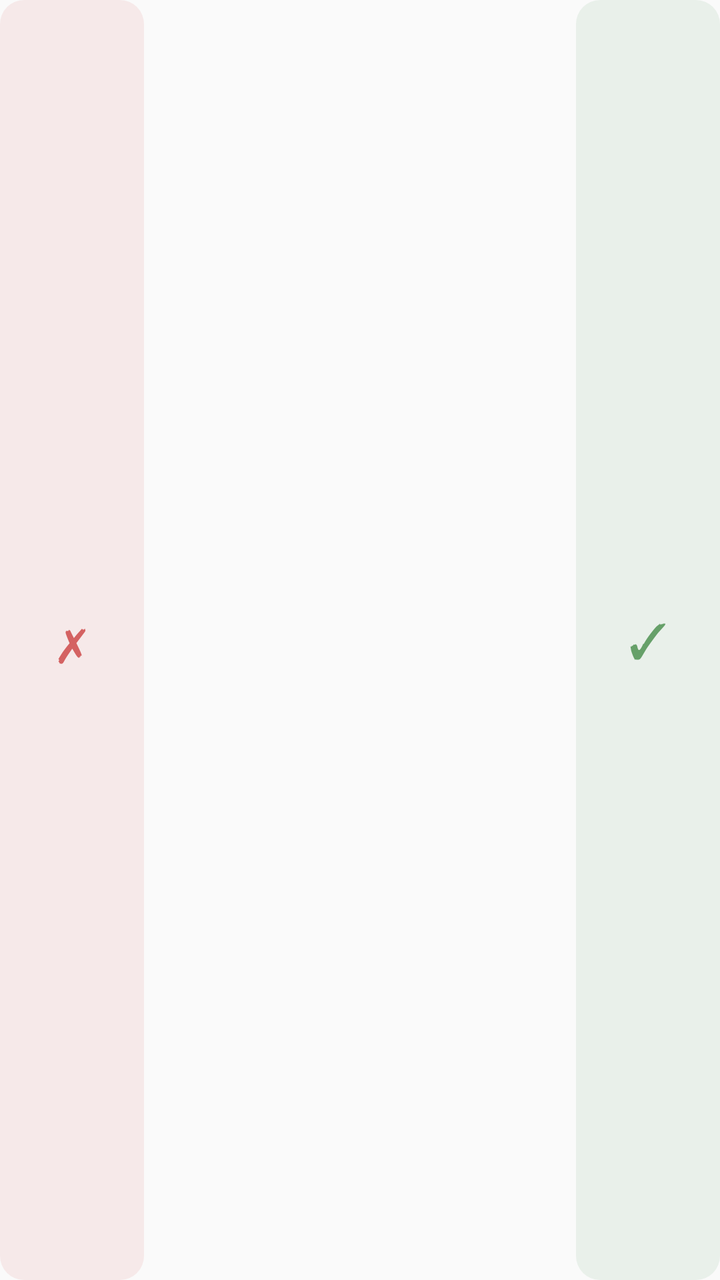
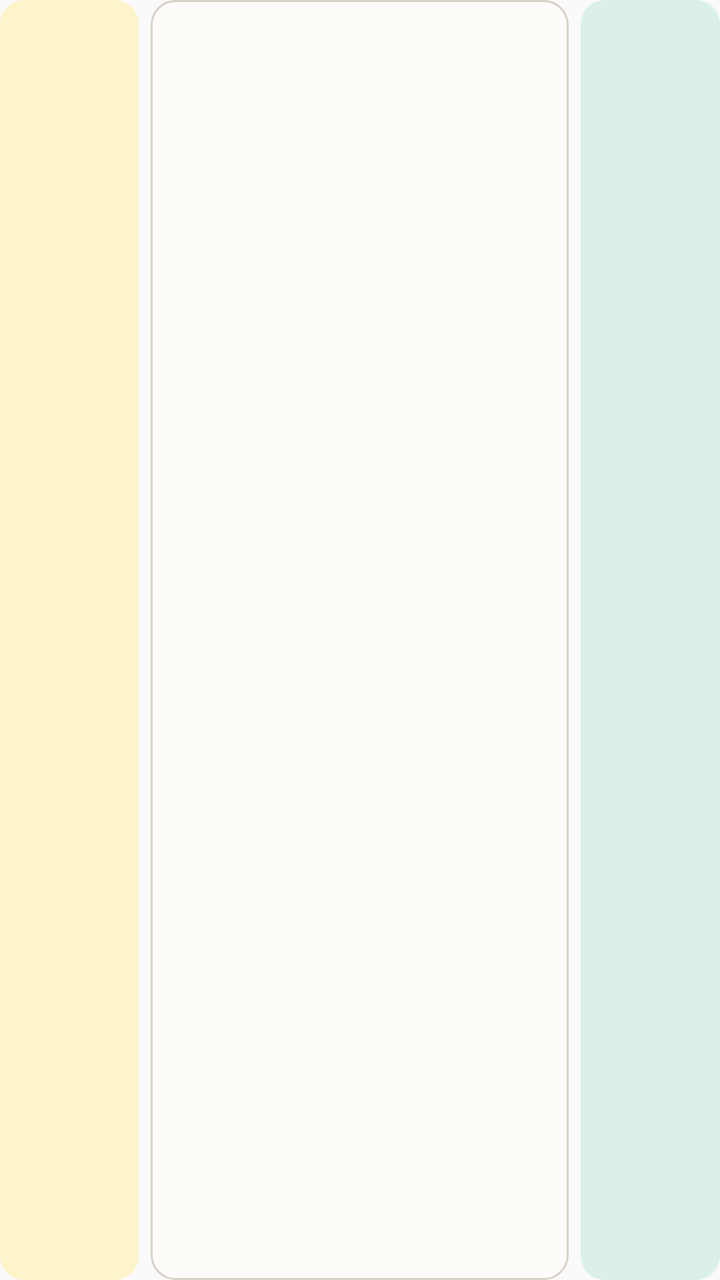

The first picture is an Android layout as it rendered before a commit; the second is the same layout after the commit. The layout source and the unified diff follow.
<!-- AndroidManifest.xml: application theme Theme.HanziDictionary -->
<!-- res/layout/notification_card_small.xml -->
<?xml version="1.0" encoding="utf-8"?>
<LinearLayout xmlns:android="http://schemas.android.com/apk/res/android"
    android:layout_width="match_parent"
    android:layout_height="48dp"
    android:orientation="horizontal">

    <LinearLayout
        android:id="@+id/zone_miss"
        android:layout_width="0dp"
        android:layout_height="match_parent"
        android:layout_weight="1"
        android:background="@drawable/notif_zone_miss"
        android:gravity="center"
        android:orientation="vertical">

        <TextView
            android:layout_width="wrap_content"
            android:layout_height="wrap_content"
            android:contentDescription="Didn't know it"
            android:text="✗"
            android:textColor="@color/widget_icon_miss"
            android:textSize="24sp" />
    </LinearLayout>

    <LinearLayout
        android:id="@+id/zone_card"
        android:layout_width="0dp"
        android:layout_height="match_parent"
        android:layout_weight="3"
        android:gravity="center"
        android:orientation="vertical"
        android:paddingStart="8dp"
        android:paddingEnd="8dp">

        <TextView
            android:id="@+id/nudge_glyph"
            android:layout_width="match_parent"
            android:layout_height="0dp"
            android:layout_weight="1"
            android:autoSizeMaxTextSize="28sp"
            android:autoSizeMinTextSize="16sp"
            android:autoSizeTextType="uniform"
            android:gravity="center"
            android:maxLines="1"
            android:textColor="@color/widget_text" />

        <TextView
            android:id="@+id/nudge_echo"
            android:layout_width="match_parent"
            android:layout_height="wrap_content"
            android:ellipsize="end"
            android:gravity="center"
            android:maxLines="1"
            android:textColor="@color/widget_text_muted"
            android:textSize="11sp" />
    </LinearLayout>

    <LinearLayout
        android:id="@+id/zone_knew"
        android:layout_width="0dp"
        android:layout_height="match_parent"
        android:layout_weight="1"
        android:background="@drawable/notif_zone_knew"
        android:gravity="center"
        android:orientation="vertical">

        <TextView
            android:layout_width="wrap_content"
            android:layout_height="wrap_content"
            android:contentDescription="Knew it"
            android:text="✓"
            android:textColor="@color/widget_icon_knew"
            android:textSize="24sp" />
    </LinearLayout>
</LinearLayout>
<!-- resources referenced by this layout -->
<resources>
  <color name="widget_icon_knew">#B32E7D32</color>
  <color name="widget_icon_miss">#B3C62828</color>
  <color name="widget_text">#DE000000</color>
  <color name="widget_text_muted">#8A000000</color>
  <!-- drawable notif_zone_knew (drawable) -->
  <?xml version="1.0" encoding="utf-8"?>
  <shape xmlns:android="http://schemas.android.com/apk/res/android" android:shape="rectangle">
      <solid android:color="@color/widget_zone_knew" />
      <corners android:radius="12dp" />
  </shape>
  <!-- drawable notif_zone_miss (drawable) -->
  <?xml version="1.0" encoding="utf-8"?>
  <shape xmlns:android="http://schemas.android.com/apk/res/android" android:shape="rectangle">
      <solid android:color="@color/widget_zone_miss" />
      <corners android:radius="12dp" />
  </shape>
  <style name="Theme.HanziDictionary" parent="android:Theme.Material.Light.NoActionBar" />
  <color name="widget_zone_knew">#142E7D32</color>
  <color name="widget_zone_miss">#14C62828</color>
</resources>

<!-- the commit's change to res/layout/notification_card_small.xml (unified diff, before → after) -->
@@ -10,49 +10,34 @@
         android:layout_height="match_parent"
         android:layout_weight="1"
         android:background="@drawable/notif_zone_miss"
+        android:contentDescription="Didn't know it"
         android:gravity="center"
         android:orientation="vertical">
 
-        <TextView
+        <ImageView
+            android:id="@+id/zone_miss_mark"
             android:layout_width="wrap_content"
             android:layout_height="wrap_content"
-            android:contentDescription="Didn't know it"
-            android:text="✗"
-            android:textColor="@color/widget_icon_miss"
-            android:textSize="24sp" />
+            android:importantForAccessibility="no" />
     </LinearLayout>
 
     <LinearLayout
         android:id="@+id/zone_card"
         android:layout_width="0dp"
         android:layout_height="match_parent"
+        android:layout_marginStart="6dp"
+        android:layout_marginEnd="6dp"
         android:layout_weight="3"
+        android:background="@drawable/notif_card"
         android:gravity="center"
         android:orientation="vertical"
-        android:paddingStart="8dp"
-        android:paddingEnd="8dp">
+        android:padding="4dp">
 
-        <TextView
+        <ImageView
             android:id="@+id/nudge_glyph"
             android:layout_width="match_parent"
-            android:layout_height="0dp"
-            android:layout_weight="1"
-            android:autoSizeMaxTextSize="28sp"
-            android:autoSizeMinTextSize="16sp"
-            android:autoSizeTextType="uniform"
-            android:gravity="center"
-            android:maxLines="1"
-            android:textColor="@color/widget_text" />
-
-        <TextView
-            android:id="@+id/nudge_echo"
-            android:layout_width="match_parent"
-            android:layout_height="wrap_content"
-            android:ellipsize="end"
-            android:gravity="center"
-            android:maxLines="1"
-            android:textColor="@color/widget_text_muted"
-            android:textSize="11sp" />
+            android:layout_height="match_parent"
+            android:scaleType="centerInside" />
     </LinearLayout>
 
     <LinearLayout
@@ -61,15 +46,14 @@
         android:layout_height="match_parent"
         android:layout_weight="1"
         android:background="@drawable/notif_zone_knew"
+        android:contentDescription="Knew it"
         android:gravity="center"
         android:orientation="vertical">
 
-        <TextView
+        <ImageView
+            android:id="@+id/zone_knew_mark"
             android:layout_width="wrap_content"
             android:layout_height="wrap_content"
-            android:contentDescription="Knew it"
-            android:text="✓"
-            android:textColor="@color/widget_icon_knew"
-            android:textSize="24sp" />
+            android:importantForAccessibility="no" />
     </LinearLayout>
 </LinearLayout>
<!-- resource entries referenced after the edit -->
@@ -1,23 +1,28 @@
 <!-- resources referenced by this layout -->
 <resources>
-  <color name="widget_icon_knew">#B32E7D32</color>
-  <color name="widget_icon_miss">#B3C62828</color>
-  <color name="widget_text">#DE000000</color>
-  <color name="widget_text_muted">#8A000000</color>
+  <!-- drawable notif_card (drawable) -->
+  <?xml version="1.0" encoding="utf-8"?>
+  <shape xmlns:android="http://schemas.android.com/apk/res/android" android:shape="rectangle">
+      <solid android:color="@color/nudge_paper" />
+      <stroke android:width="1dp" android:color="@color/nudge_border" />
+      <corners android:radius="12dp" />
+  </shape>
   <!-- drawable notif_zone_knew (drawable) -->
   <?xml version="1.0" encoding="utf-8"?>
   <shape xmlns:android="http://schemas.android.com/apk/res/android" android:shape="rectangle">
-      <solid android:color="@color/widget_zone_knew" />
+      <solid android:color="@color/nudge_jade_bg" />
       <corners android:radius="12dp" />
   </shape>
   <!-- drawable notif_zone_miss (drawable) -->
   <?xml version="1.0" encoding="utf-8"?>
   <shape xmlns:android="http://schemas.android.com/apk/res/android" android:shape="rectangle">
-      <solid android:color="@color/widget_zone_miss" />
+      <solid android:color="@color/nudge_amber_bg" />
       <corners android:radius="12dp" />
   </shape>
   <style name="Theme.HanziDictionary" parent="android:Theme.Material.Light.NoActionBar" />
-  <color name="widget_zone_knew">#142E7D32</color>
-  <color name="widget_zone_miss">#14C62828</color>
+  <color name="nudge_paper">#FDFCF9</color>
+  <color name="nudge_border">#D8D1C5</color>
+  <color name="nudge_jade_bg">#DCF0EB</color>
+  <color name="nudge_amber_bg">#FDF4CB</color>
 </resources>
 
